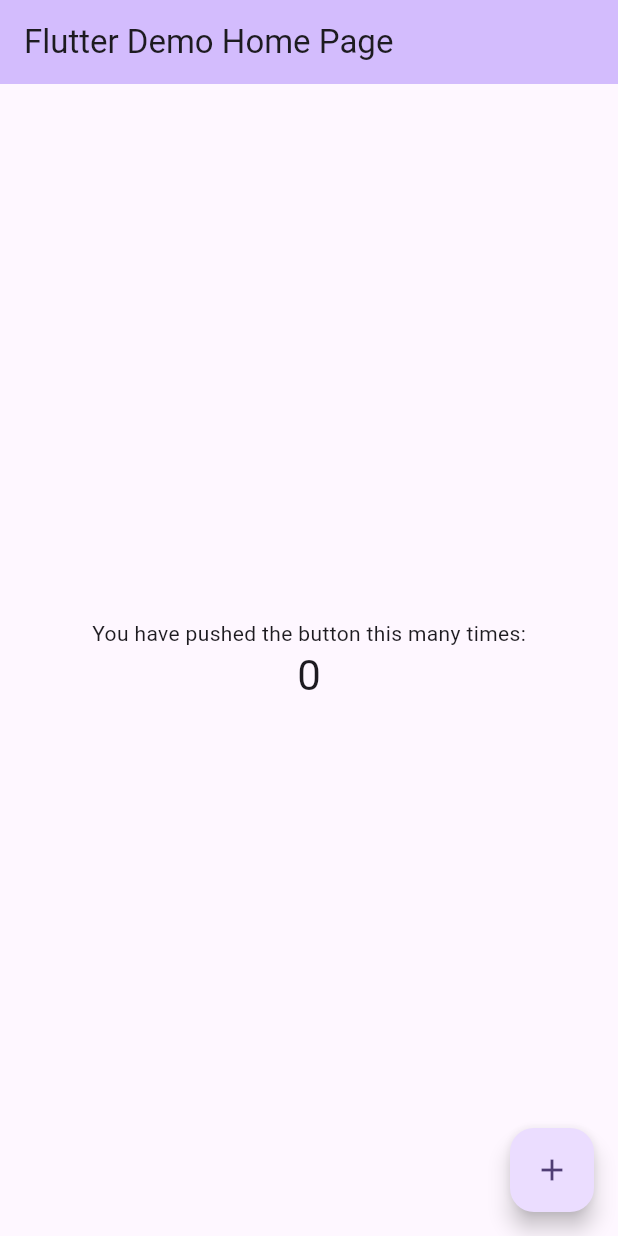
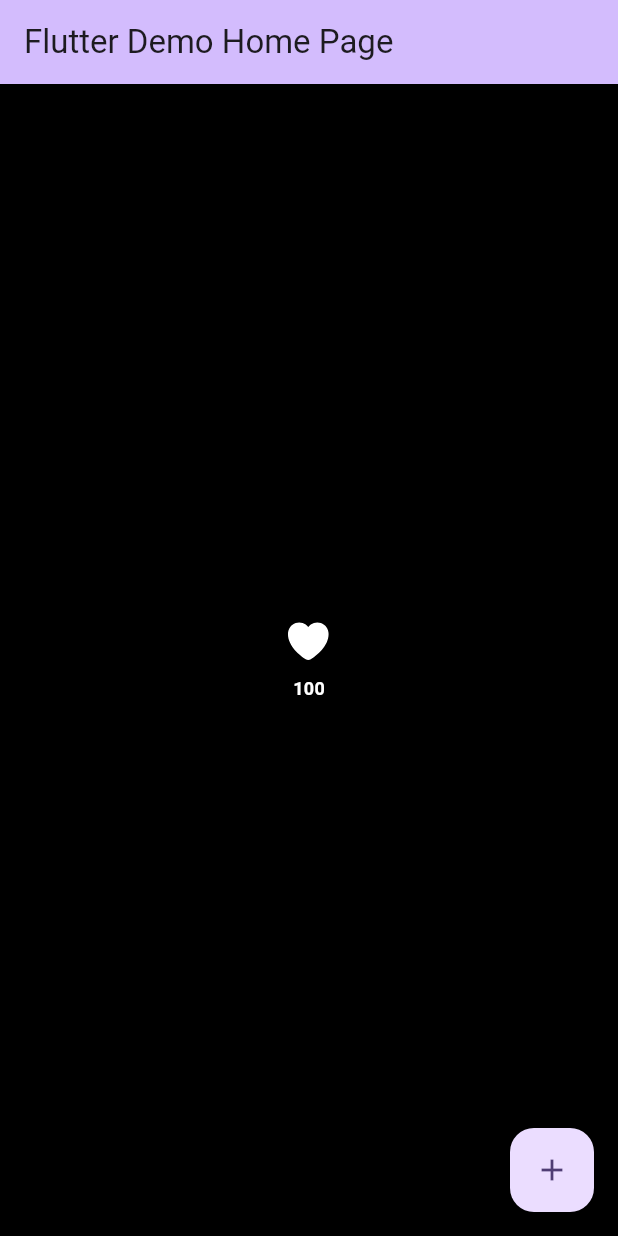
Before and after one commit to LuuNgocLan/Flutter-TikTok-Clone, a Flutter app: the screen it shows after launch, on a phone screen of 412 x 824 dp. Run offline on Flutter 3.47's test engine with Material 3 defaults, Android fonts, the phone set to English and light mode, and no system bars; our stand-ins replace flutter_svg.

Commit message:
feat(common-ui): build ui button

```diff
--- a/lib/main.dart
+++ b/lib/main.dart
@@ -1,4 +1,6 @@
 import 'package:flutter/material.dart';
+import 'package:flutter_svg/svg.dart';
+import 'package:tiktok_clone/utils/widgets/ui_button.dart';
 
 void main() {
   runApp(const MyApp());
@@ -7,27 +9,11 @@ void main() {
 class MyApp extends StatelessWidget {
   const MyApp({super.key});
 
-  // This widget is the root of your application.
   @override
   Widget build(BuildContext context) {
     return MaterialApp(
       title: 'Flutter Demo',
       theme: ThemeData(
-        // This is the theme of your application.
-        //
-        // TRY THIS: Try running your application with "flutter run". You'll see
-        // the application has a purple toolbar. Then, without quitting the app,
-        // try changing the seedColor in the colorScheme below to Colors.green
-        // and then invoke "hot reload" (save your changes or press the "hot
-        // reload" button in a Flutter-supported IDE, or press "r" if you used
-        // the command line to start the app).
-        //
-        // Notice that the counter didn't reset back to zero; the application
-        // state is not lost during the reload. To reset the state, use hot
-        // restart instead.
-        //
-        // This works for code too, not just values: Most code changes can be
-        // tested with just a hot reload.
         colorScheme: ColorScheme.fromSeed(seedColor: Colors.deepPurple),
         useMaterial3: true,
       ),
@@ -38,15 +24,6 @@ class MyApp extends StatelessWidget {
 
 class MyHomePage extends StatefulWidget {
   const MyHomePage({super.key, required this.title});
-
-  // This widget is the home page of your application. It is stateful, meaning
-  // that it has a State object (defined below) that contains fields that affect
-  // how it looks.
-
-  // This class is the configuration for the state. It holds the values (in this
-  // case the title) provided by the parent (in this case the App widget) and
-  // used by the build method of the State. Fields in a Widget subclass are
-  // always marked "final".
 
   final String title;
 
@@ -59,60 +36,23 @@ class _MyHomePageState extends State<MyHomePage> {
 
   void _incrementCounter() {
     setState(() {
-      // This call to setState tells the Flutter framework that something has
-      // changed in this State, which causes it to rerun the build method below
-      // so that the display can reflect the updated values. If we changed
-      // _counter without calling setState(), then the build method would not be
-      // called again, and so nothing would appear to happen.
       _counter++;
     });
   }
 
   @override
   Widget build(BuildContext context) {
-    // This method is rerun every time setState is called, for instance as done
-    // by the _incrementCounter method above.
-    //
-    // The Flutter framework has been optimized to make rerunning build methods
-    // fast, so that you can just rebuild anything that needs updating rather
-    // than having to individually change instances of widgets.
     return Scaffold(
+      backgroundColor: Colors.black,
       appBar: AppBar(
-        // TRY THIS: Try changing the color here to a specific color (to
-        // Colors.amber, perhaps?) and trigger a hot reload to see the AppBar
-        // change color while the other colors stay the same.
         backgroundColor: Theme.of(context).colorScheme.inversePrimary,
-        // Here we take the value from the MyHomePage object that was created by
-        // the App.build method, and use it to set our appbar title.
         title: Text(widget.title),
       ),
       body: Center(
-        // Center is a layout widget. It takes a single child and positions it
-        // in the middle of the parent.
-        child: Column(
-          // Column is also a layout widget. It takes a list of children and
-          // arranges them vertically. By default, it sizes itself to fit its
-          // children horizontally, and tries to be as tall as its parent.
-          //
-          // Column has various properties to control how it sizes itself and
-          // how it positions its children. Here we use mainAxisAlignment to
-          // center the children vertically; the main axis here is the vertical
-          // axis because Columns are vertical (the cross axis would be
-          // horizontal).
-          //
-          // TRY THIS: Invoke "debug painting" (choose the "Toggle Debug Paint"
-          // action in the IDE, or press "p" in the console), to see the
-          // wireframe for each widget.
-          mainAxisAlignment: MainAxisAlignment.center,
-          children: <Widget>[
-            const Text(
-              'You have pushed the button this many times:',
-            ),
-            Text(
-              '$_counter',
-              style: Theme.of(context).textTheme.headlineMedium,
-            ),
-          ],
+        child: UiButton(
+          icon: SvgPicture.asset('assets/images/ic_like_inactive.svg'),
+          value: '100',
+          onTap: () {},
         ),
       ),
       floatingActionButton: FloatingActionButton(
--- /dev/null
+++ b/lib/utils/widgets/ui_button.dart
@@ -0,0 +1,36 @@
+import 'package:flutter/material.dart';
+
+class UiButton extends StatefulWidget {
+  final Widget icon;
+  final String value;
+  final VoidCallback onTap;
+  const UiButton({super.key, required this.icon, required this.value, required this.onTap});
+
+  @override
+  State<UiButton> createState() => _UiButtonState();
+}
+
+class _UiButtonState extends State<UiButton> {
+  @override
+  Widget build(BuildContext context) {
+    return GestureDetector(
+      onTap: widget.onTap,
+      child: Column(
+        crossAxisAlignment: CrossAxisAlignment.center,
+        mainAxisSize: MainAxisSize.min,
+        children: [
+          SizedBox(height: 30.0, width: 30.0, child: widget.icon),
+          const SizedBox(height: 8.0),
+          Text(
+            widget.value,
+            style: TextStyle(
+                fontWeight: FontWeight.bold,
+                fontSize: 12.0,
+                color: Colors.white,
+                shadows: [Shadow(color: Colors.black.withOpacity(0.25), blurRadius: 1.0)]),
+          ),
+        ],
+      ),
+    );
+  }
+}
--- a/pubspec.yaml
+++ b/pubspec.yaml
@@ -61,7 +61,7 @@ flutter:
 
   # To add assets to your application, add an assets section, like this:
   assets:
-    - images/*
+    - assets/images/
 
   # An image asset can refer to one or more resolution-specific "variants", see
   # https://flutter.dev/assets-and-images/#resolution-aware
```
